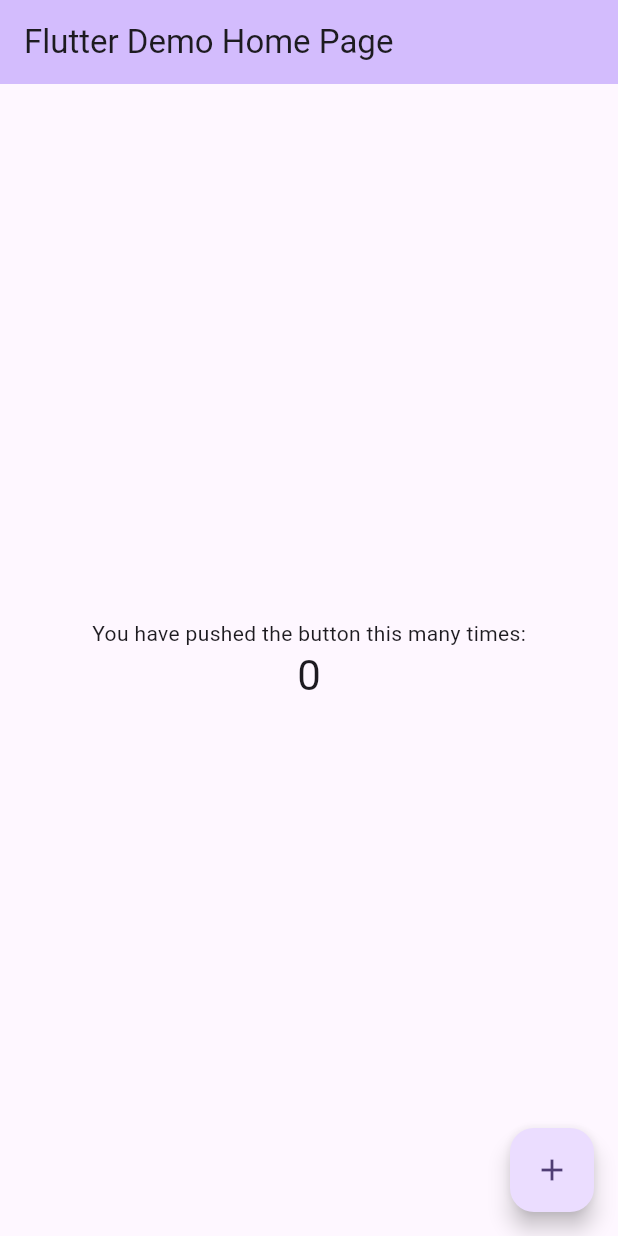
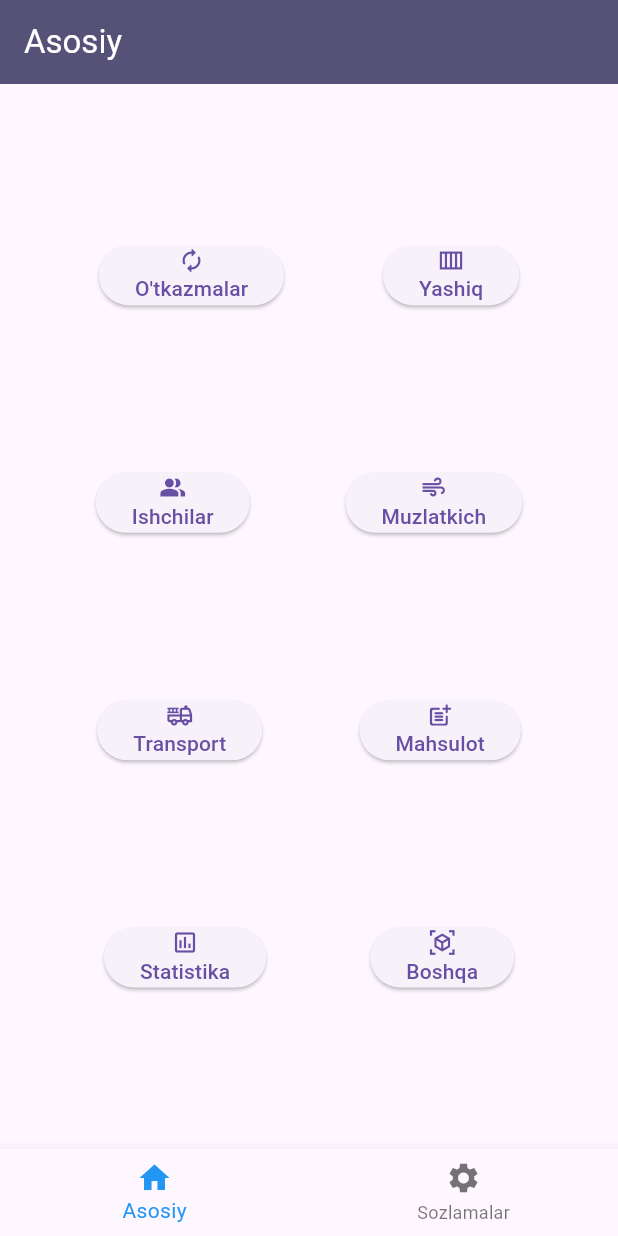
Before and after one commit to ready07/export_app, a Flutter app: the screen it shows after launch, on a phone screen of 412 x 824 dp. Run offline on Flutter 3.47's test engine with Material 3 defaults, Android fonts, the light colour scheme and no system bars.

Commit message:
buttons has been added

```diff
--- a/lib/main.dart
+++ b/lib/main.dart
@@ -6,120 +6,131 @@
 
 class MyApp extends StatelessWidget {
   const MyApp({super.key});
-
-  // This widget is the root of your application.
   @override
   Widget build(BuildContext context) {
-    return MaterialApp(
-      title: 'Flutter Demo',
-      theme: ThemeData(
-        // This is the theme of your application.
-        //
-        // TRY THIS: Try running your application with "flutter run". You'll see
-        // the application has a purple toolbar. Then, without quitting the app,
-        // try changing the seedColor in the colorScheme below to Colors.green
-        // and then invoke "hot reload" (save your changes or press the "hot
-        // reload" button in a Flutter-supported IDE, or press "r" if you used
-        // the command line to start the app).
-        //
-        // Notice that the counter didn't reset back to zero; the application
-        // state is not lost during the reload. To reset the state, use hot
-        // restart instead.
-        //
-        // This works for code too, not just values: Most code changes can be
-        // tested with just a hot reload.
-        colorScheme: ColorScheme.fromSeed(seedColor: Colors.deepPurple),
-        useMaterial3: true,
-      ),
-      home: const MyHomePage(title: 'Flutter Demo Home Page'),
+    return const MaterialApp(
+      debugShowCheckedModeBanner: false,
+      home: MainPage(),
     );
   }
 }
 
-class MyHomePage extends StatefulWidget {
-  const MyHomePage({super.key, required this.title});
-
-  // This widget is the home page of your application. It is stateful, meaning
-  // that it has a State object (defined below) that contains fields that affect
-  // how it looks.
-
-  // This class is the configuration for the state. It holds the values (in this
-  // case the title) provided by the parent (in this case the App widget) and
-  // used by the build method of the State. Fields in a Widget subclass are
-  // always marked "final".
-
-  final String title;
+class MainPage extends StatefulWidget {
+  const MainPage({super.key});
 
   @override
-  State<MyHomePage> createState() => _MyHomePageState();
+  // ignore: library_private_types_in_public_api
+  _MainPageState createState() => _MainPageState();
 }
 
-class _MyHomePageState extends State<MyHomePage> {
-  int _counter = 0;
+class _MainPageState extends State<MainPage> {
+  int _selectedIndex = 0;
 
-  void _incrementCounter() {
+  // List of pages for bottom navigation
+  static final List<Widget> _pages = <Widget>[
+    const HomePage(),
+    const SettingsPage(),
+  ];
+
+  void _onItemTapped(int index) {
     setState(() {
-      // This call to setState tells the Flutter framework that something has
-      // changed in this State, which causes it to rerun the build method below
-      // so that the display can reflect the updated values. If we changed
-      // _counter without calling setState(), then the build method would not be
-      // called again, and so nothing would appear to happen.
-      _counter++;
+      _selectedIndex = index;
     });
   }
 
   @override
   Widget build(BuildContext context) {
-    // This method is rerun every time setState is called, for instance as done
-    // by the _incrementCounter method above.
-    //
-    // The Flutter framework has been optimized to make rerunning build methods
-    // fast, so that you can just rebuild anything that needs updating rather
-    // than having to individually change instances of widgets.
     return Scaffold(
       appBar: AppBar(
-        // TRY THIS: Try changing the color here to a specific color (to
-        // Colors.amber, perhaps?) and trigger a hot reload to see the AppBar
-        // change color while the other colors stay the same.
-        backgroundColor: Theme.of(context).colorScheme.inversePrimary,
-        // Here we take the value from the MyHomePage object that was created by
-        // the App.build method, and use it to set our appbar title.
-        title: Text(widget.title),
+        title: Text(_selectedIndex == 0 ? "Asosiy" : "Sozlamalar",style:const TextStyle(color: Colors.white),),
+        backgroundColor: const Color.fromARGB(255, 86, 82, 119),
       ),
-      body: Center(
-        // Center is a layout widget. It takes a single child and positions it
-        // in the middle of the parent.
-        child: Column(
-          // Column is also a layout widget. It takes a list of children and
-          // arranges them vertically. By default, it sizes itself to fit its
-          // children horizontally, and tries to be as tall as its parent.
-          //
-          // Column has various properties to control how it sizes itself and
-          // how it positions its children. Here we use mainAxisAlignment to
-          // center the children vertically; the main axis here is the vertical
-          // axis because Columns are vertical (the cross axis would be
-          // horizontal).
-          //
-          // TRY THIS: Invoke "debug painting" (choose the "Toggle Debug Paint"
-          // action in the IDE, or press "p" in the console), to see the
-          // wireframe for each widget.
-          mainAxisAlignment: MainAxisAlignment.center,
-          children: <Widget>[
-            const Text(
-              'You have pushed the button this many times:',
-            ),
-            Text(
-              '$_counter',
-              style: Theme.of(context).textTheme.headlineMedium,
-            ),
-          ],
-        ),
+      body: _pages[_selectedIndex], // Display selected page
+      bottomNavigationBar: BottomNavigationBar(
+        items: const <BottomNavigationBarItem>[
+          BottomNavigationBarItem(
+            icon: Icon(Icons.home),
+            label: 'Asosiy',
+          ),
+          BottomNavigationBarItem(
+            icon: Icon(Icons.settings),
+            label: 'Sozlamalar',
+          ),
+        ],
+        currentIndex: _selectedIndex,
+        selectedItemColor: Colors.blue,
+        onTap: _onItemTapped, // Handle navigation when tapped
       ),
-      floatingActionButton: FloatingActionButton(
-        onPressed: _incrementCounter,
-        tooltip: 'Increment',
-        child: const Icon(Icons.add),
-      ), // This trailing comma makes auto-formatting nicer for build methods.
     );
   }
 }
+
+// home page
+class HomePage extends StatelessWidget {
+  const HomePage({super.key});
+
+  @override
+  Widget build(BuildContext context) {
+    return Column(
+      mainAxisAlignment: MainAxisAlignment.spaceEvenly,
+      children: [
+        Row(mainAxisAlignment: MainAxisAlignment.spaceEvenly,
+          children: [
+          ElevatedButton(onPressed: (){}, child: const Column(children: [
+            Icon(Icons.autorenew_rounded),
+            Text("O'tkazmalar")
+          ],)),
+          ElevatedButton(onPressed: (){}, child: const Column(children: [
+            Icon(Icons.calendar_view_week_sharp),
+            Text('Yashiq')
+          ],))
+        ],),
+        Row(mainAxisAlignment: MainAxisAlignment.spaceEvenly,
+          children: [
+          ElevatedButton(onPressed: (){}, child: const Column(children: [
+            Icon(Icons.people_alt_sharp),
+            Text("Ishchilar")
+          ],)),
+          ElevatedButton(onPressed: (){}, child: const Column(children: [
+            Icon(Icons.air_outlined),
+            Text('Muzlatkich')
+          ],))
+        ],),
+        Row(mainAxisAlignment: MainAxisAlignment.spaceEvenly,
+          children: [
+          ElevatedButton(onPressed: (){}, child: const Column(children: [
+            Icon(Icons.fire_truck_outlined),
+            Text("Transport")
+          ],)),
+          ElevatedButton(onPressed: (){}, child: const Column(children: [
+            Icon(Icons.post_add_rounded),
+            Text('Mahsulot')
+          ],))
+        ],),
+        Row(mainAxisAlignment: MainAxisAlignment.spaceEvenly,
+          children: [
+          ElevatedButton(onPressed: (){}, child: const Column(children: [
+            Icon(Icons.poll_outlined),
+            Text("Statistika")
+          ],)),
+          ElevatedButton(onPressed: (){}, child: const Column(children: [
+            Icon(Icons.view_in_ar_sharp),
+            Text('Boshqa')
+          ],))
+        ],)
+      ],
+    );
+  }
+}
+
+// settings page
+class SettingsPage extends StatelessWidget {
+  const SettingsPage({super.key});
+
+  @override
+  Widget build(BuildContext context) {
+    return const Center(
+      child: Text("Welcome to the Settings Page!"),
+    );
+  }
+}
--- a/pubspec.yaml
+++ b/pubspec.yaml
@@ -35,6 +35,7 @@ dependencies:
   # The following adds the Cupertino Icons font to your application.
   # Use with the CupertinoIcons class for iOS style icons.
   cupertino_icons: ^1.0.6
+  fluentui_icons: ^1.0.0
 
 dev_dependencies:
   flutter_test:
```
Also changed, not shown: lib/homePage.dart (added), lib/settings/settingsPage.dart (added), pubspec.lock.
